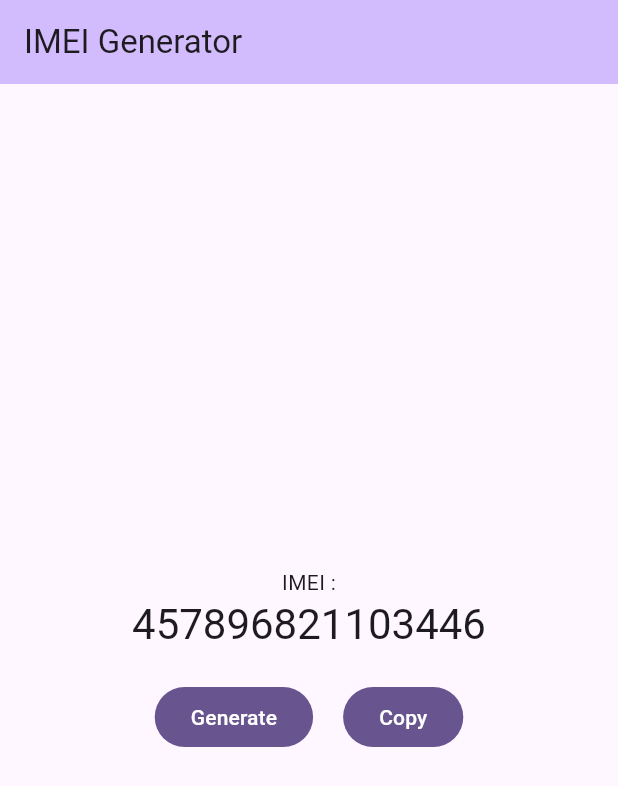
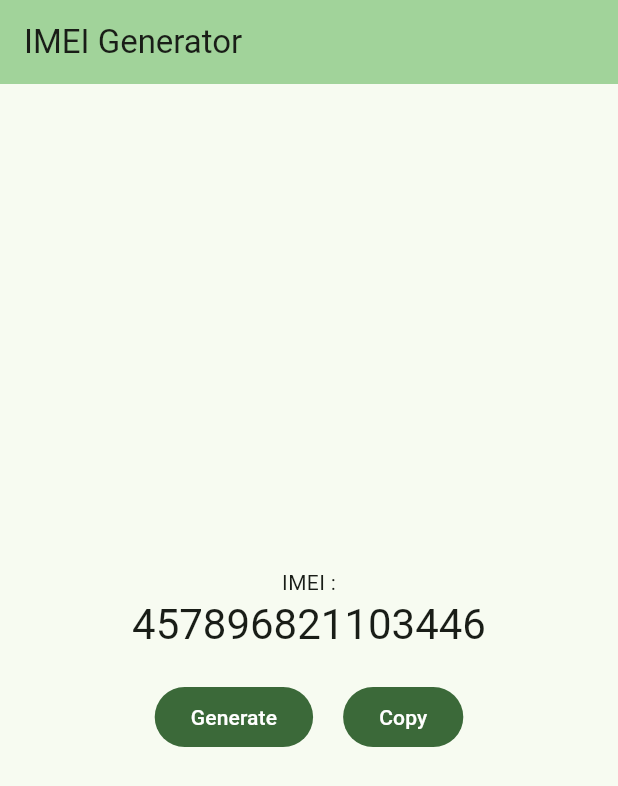
Before and after one commit to famasf1/flutter_web_imei_generator, a Flutter app: the screen it shows after launch, after a tap on "Generate", on a phone screen of 412 x 824 dp. Shown: the top 786 px of the screen. Run offline on Flutter 3.47's test engine with Material 3 defaults, Android fonts, the phone set to English and light mode, and no system bars.

Commit message:
[minor] => theme

```diff
--- a/lib/main.dart
+++ b/lib/main.dart
@@ -3,11 +3,11 @@ import 'package:imei_generator_flutter_web/imei.dart';
 import 'package:flutter/services.dart';
 
 void main() {
-  runApp(const MyApp());
+  runApp(const IMEIGen());
 }
 
-class MyApp extends StatelessWidget {
-  const MyApp({super.key});
+class IMEIGen extends StatelessWidget {
+  const IMEIGen({super.key});
 
   // This widget is the root of your application.
   @override
@@ -15,22 +15,7 @@ class MyApp extends StatelessWidget {
     return MaterialApp(
       title: 'IMEI Generator',
       theme: ThemeData(
-        // This is the theme of your application.
-        //
-        // TRY THIS: Try running your application with "flutter run". You'll see
-        // the application has a purple toolbar. Then, without quitting the app,
-        // try changing the seedColor in the colorScheme below to Colors.green
-        // and then invoke "hot reload" (save your changes or press the "hot
-        // reload" button in a Flutter-supported IDE, or press "r" if you used
-        // the command line to start the app).
-        //
-        // Notice that the counter didn't reset back to zero; the application
-        // state is not lost during the reload. To reset the state, use hot
-        // restart instead.
-        //
-        // This works for code too, not just values: Most code changes can be
-        // tested with just a hot reload.
-        colorScheme: .fromSeed(seedColor: Colors.deepPurple),
+        colorScheme: .fromSeed(seedColor: Colors.green),
       ),
       home: const ImeiHomePage(title: 'IMEI Generator'),
     );
```
Also changed, not shown: 1 other file.
